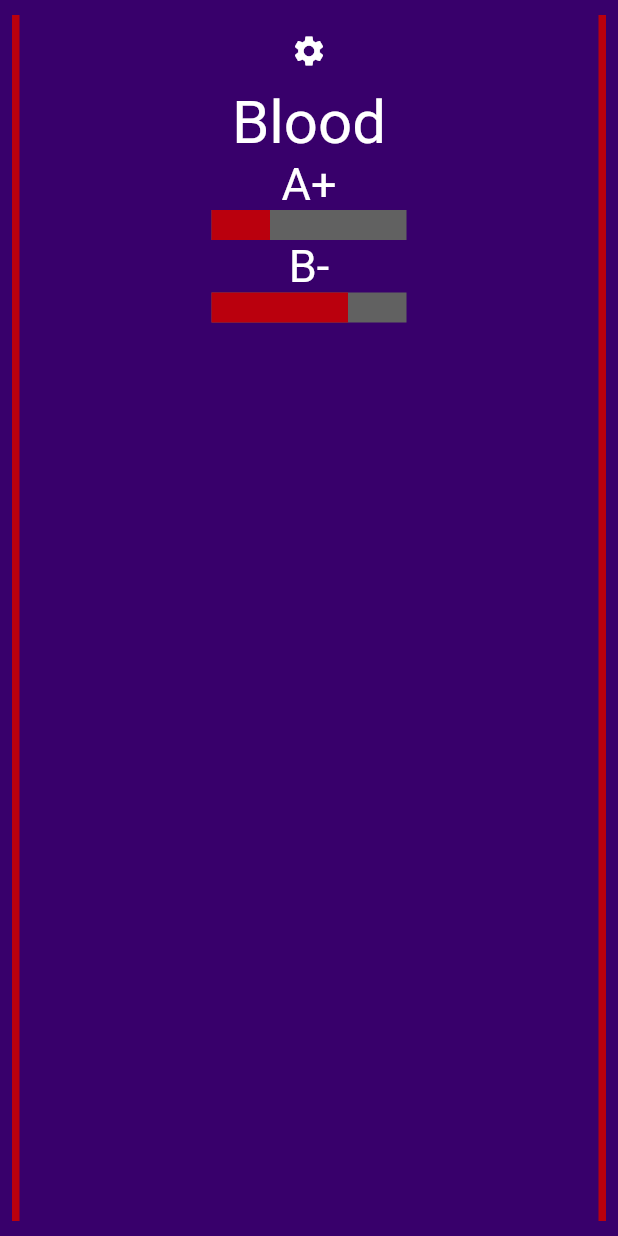
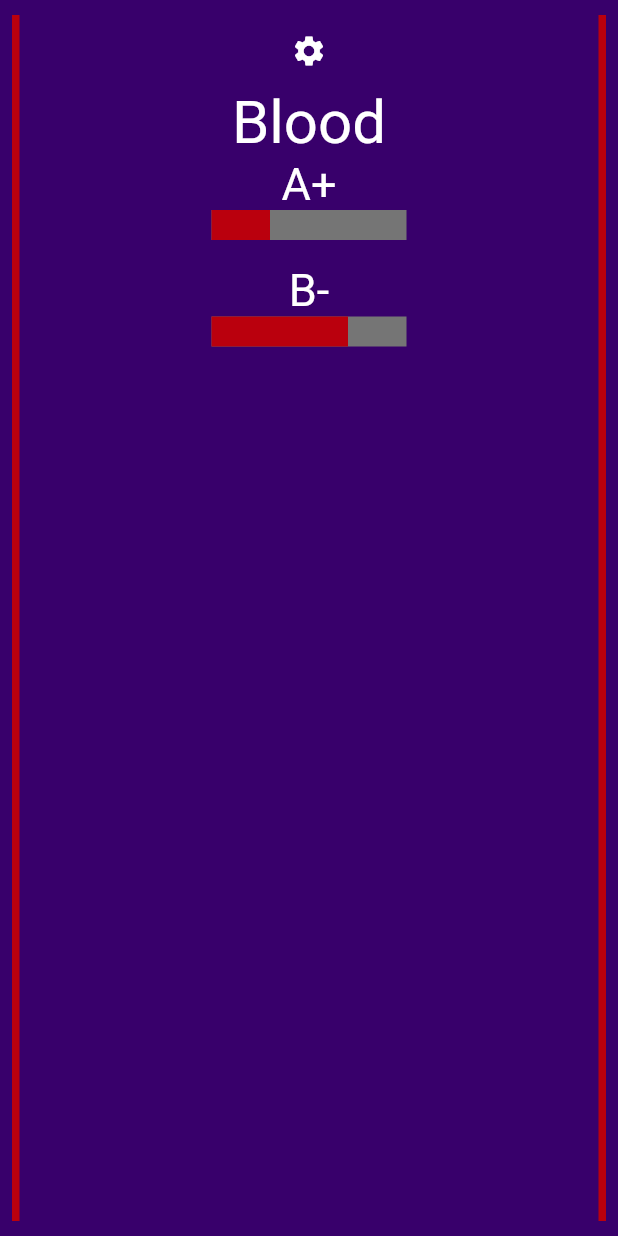
Before and after one commit to devwerewolf/monstr_app, a Flutter app: the SurvivalPage screen opened by its route, on a phone screen of 412 x 824 dp. Run offline on Flutter 3.47's test engine with Material 2 defaults, Android fonts, the phone set to English and light mode, and no system bars; drawn by our look-alikes of percent_indicator; our stand-ins replace bloc, cloud_firestore, flutter_bloc, time; missing offline and left inert: flutter_suncalc; accounts and stored records are empty.

Commit message:
Mockup maybe! 🎉

```diff
--- a/lib/components/blood_stats.dart
+++ b/lib/components/blood_stats.dart
@@ -17,7 +17,9 @@ class BloodStats extends StatefulWidget {
 class _BloodStatsState extends State<BloodStats> {
   @override
   Widget build(BuildContext context) {
-    return Column(
+    return Padding(
+      padding: const EdgeInsets.only(bottom: 16.0),
+      child: Column(
         mainAxisAlignment: MainAxisAlignment.center,
         children: [
           // TitleText(text: widget.blood.type,),
@@ -33,11 +35,12 @@ class _BloodStatsState extends State<BloodStats> {
             width: 150,
             lineHeight: 20,
             progressColor: SurvivalPageBorderColor,
-          backgroundColor: Colors.grey[700],
+            backgroundColor: Colors.grey[600],
             percent: widget.blood.percentageAmount,
             alignment: MainAxisAlignment.center,
           ),
         ],
+      ),
     );
   }
 }
--- a/lib/design/panel_list.dart
+++ b/lib/design/panel_list.dart
@@ -14,7 +14,7 @@ class PanelList extends StatefulWidget {
   final PanelListRender render;
 
   PanelList({Key key,
-    @required this.route,
+    this.route,
     this.items = const[],
     this.color = Colors.white,
     this.render = PanelListRender.Scroll
```
Also changed, not shown: lib/components/sun_moon_cycle.dart (+36 -19 lines), lib/pages/love_page.dart (+14 -1 lines). Lines whose indentation alone changed are shown as unchanged.
